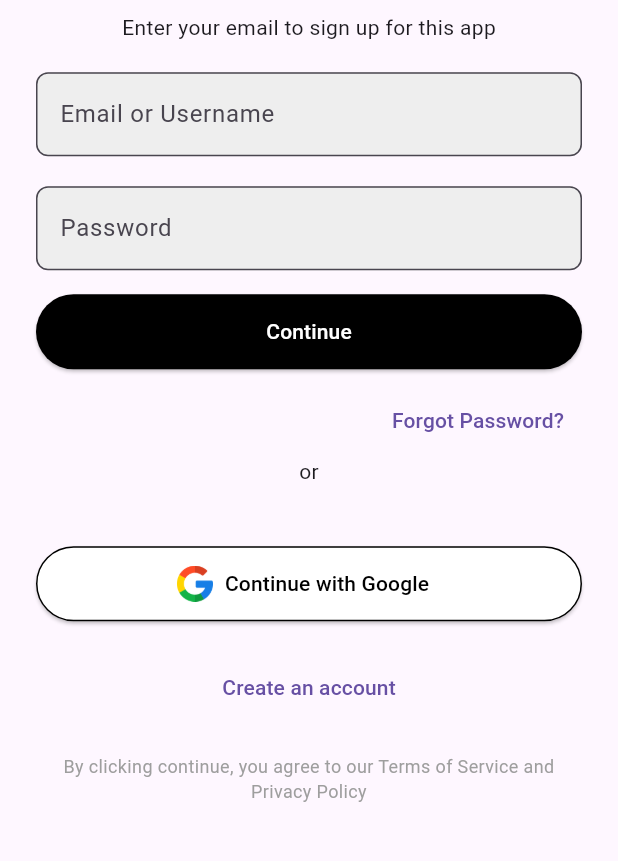
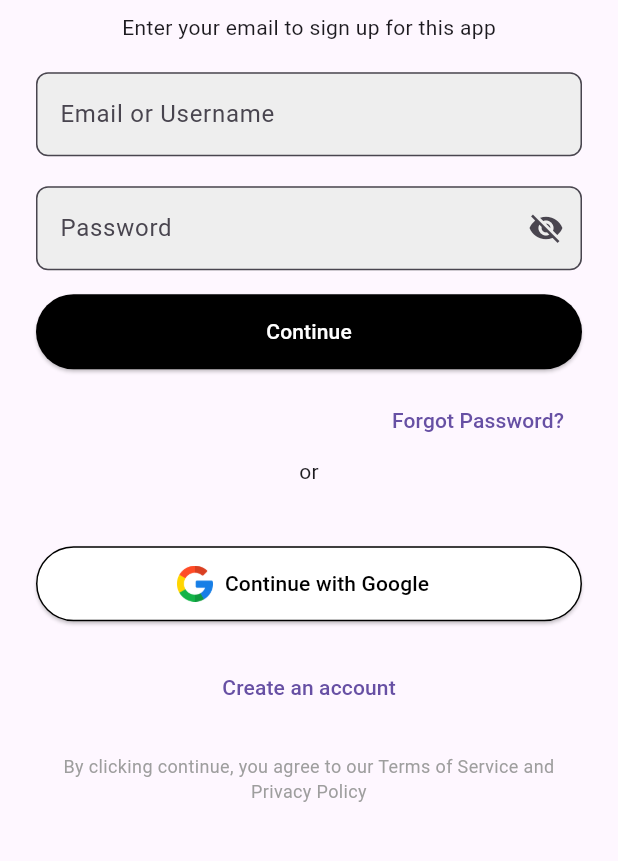
Before and after one commit to IsiraAdithyaWithana/Dr.-Cars, a Flutter app: the screen it shows after launch, after a tap on "Continue", on a phone screen of 412 x 824 dp, the part 329-1190 px from its top. Run offline on Flutter 3.47's test engine with Material 3 defaults, Android fonts, the light colour scheme and no system bars; our stand-ins replace cloud_firestore, firebase_auth, firebase_core, flutter_map, google_sign_in, latlong2 and 1 more; accounts and stored records are empty; network calls fail.

Commit message:
Password view icon

```diff
--- a/lib/main/signin.dart
+++ b/lib/main/signin.dart
@@ -22,6 +22,7 @@ class _SignInScreenState extends State<SignInScreen> {
   final TextEditingController _emailOrUsernameController =
       TextEditingController();
   final _formKey = GlobalKey<FormState>();
+  bool _showPassword = false;
 
   bool isLoading = false;
   bool isGoogleLoading = false;
@@ -226,13 +227,29 @@ class _SignInScreenState extends State<SignInScreen> {
                     ),
                   ),
                   SizedBox(height: 20),
-                  TextField(
+                  TextFormField(
                     controller: _passwordController,
                     obscureText: true,
+                    validator: (value) {
+                      if (value == null || value.isEmpty)
+                        return 'Password is required';
+                    },
                     decoration: InputDecoration(
                       hintText: "Password",
                       border: OutlineInputBorder(
                         borderRadius: BorderRadius.circular(8),
+                      ),
+                      suffixIcon: IconButton(
+                        icon: Icon(
+                          _showPassword
+                              ? Icons.visibility
+                              : Icons.visibility_off,
+                        ),
+                        onPressed: () {
+                          setState(() {
+                            _showPassword = !_showPassword;
+                          });
+                        },
                       ),
                       filled: true,
                       fillColor: Colors.grey[200],
```
